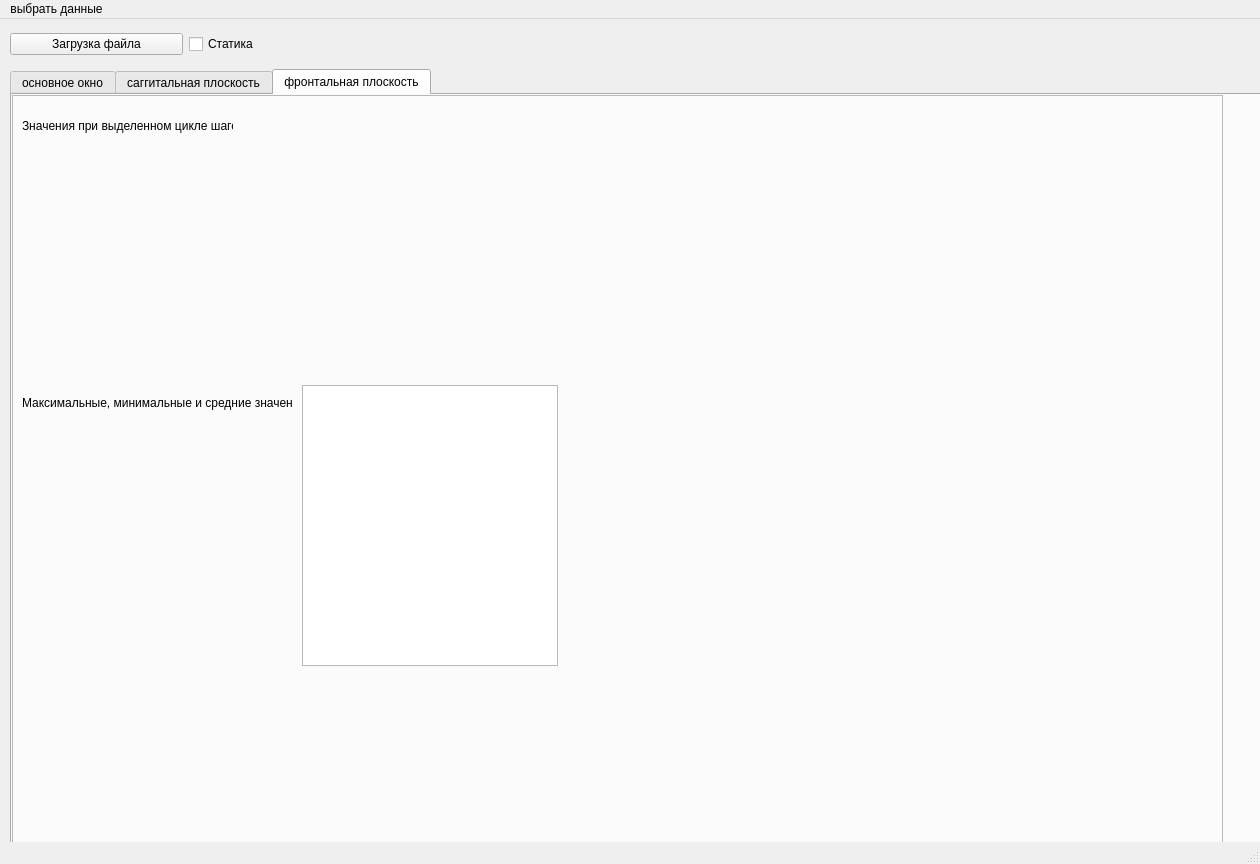
Before: the Qt Designer form data/design_1_0_.ui in nikolamilchev/gui, drawn with Qt 5.
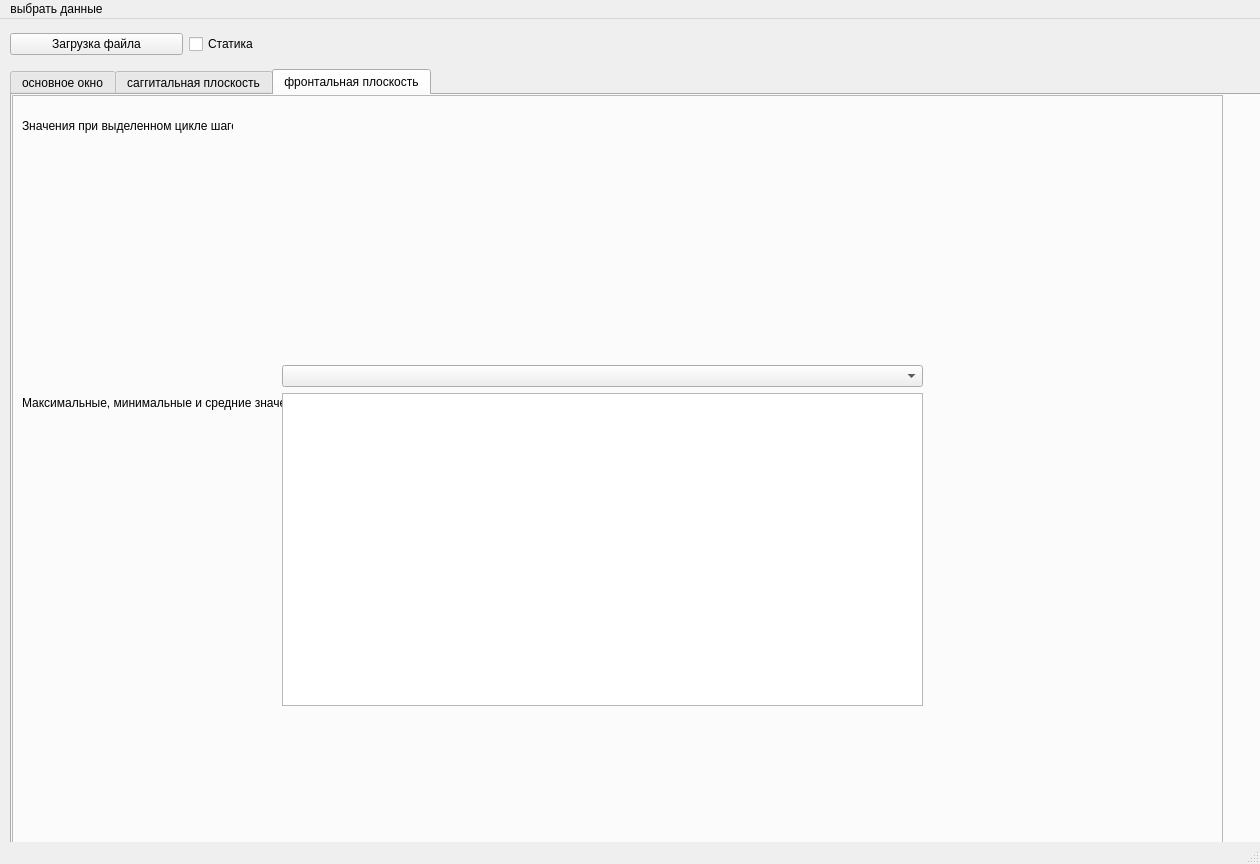
After: the same form once the commit is applied. The open tabs and pages were chosen to show the change. Custom widgets are drawn as their Qt base class.

```diff
--- a/data/design_1_0_.ui
+++ b/data/design_1_0_.ui
@@ -342,16 +342,24 @@
         <string>Максимальные, минимальные и средние значения</string>
        </property>
       </widget>
-      <widget class="QTableView" name="tableView_4">
-       <property name="geometry">
-        <rect>
-         <x>290</x>
-         <y>290</y>
-         <width>256</width>
-         <height>281</height>
-        </rect>
-       </property>
-      </widget>
+     </widget>
+     <widget class="QWidget" name="verticalLayoutWidget_5">
+      <property name="geometry">
+       <rect>
+        <x>270</x>
+        <y>270</y>
+        <width>641</width>
+        <height>341</height>
+       </rect>
+      </property>
+      <layout class="QVBoxLayout" name="verticalLayout_5">
+       <item>
+        <widget class="QComboBox" name="comboBox_3"/>
+       </item>
+       <item>
+        <widget class="QTableView" name="tableView_4"/>
+       </item>
+      </layout>
      </widget>
     </widget>
    </widget>
```
Left out of the diff: 32 changed lines with no effect on the pictures.
